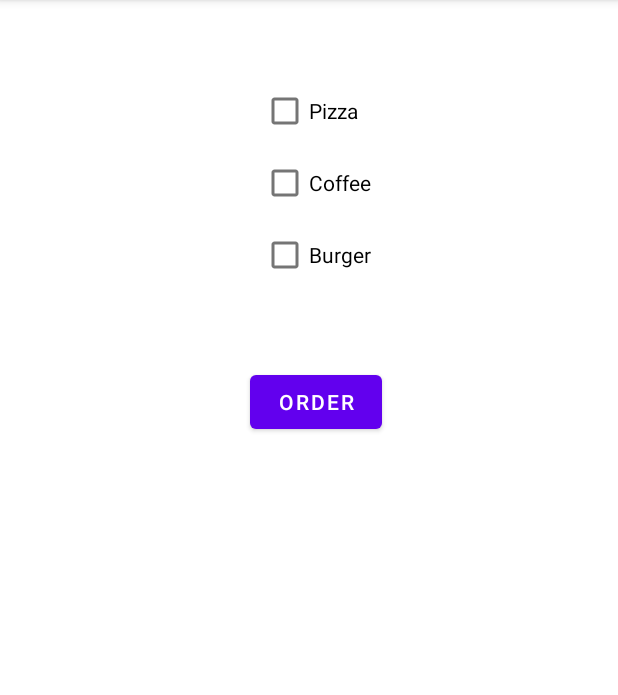
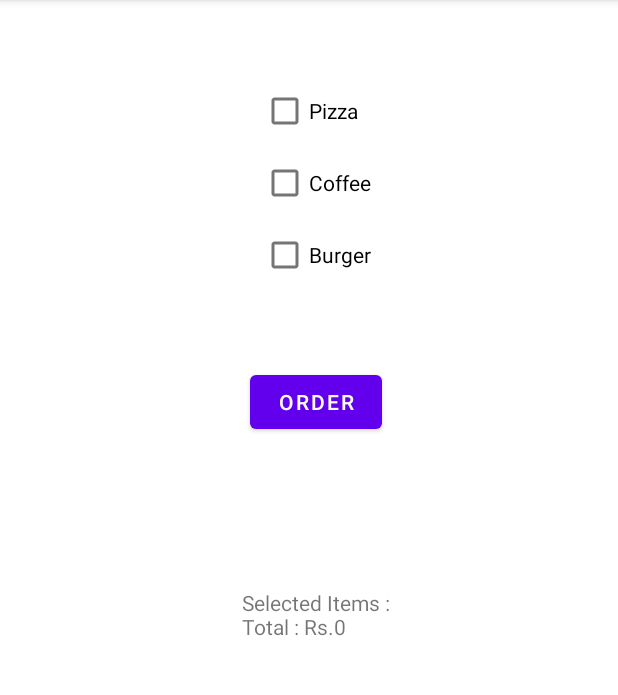
Before and after one commit to rajesh-pujari-improve10x/Android-Widgets, an Android app: the CheckBoxActivity screen opened directly, with no data from a screen before it, after a tap on "ORDER", on a phone screen of 412 x 824 dp, the part 84-779 px from its top. Run offline under Robolectric (Android 15) with nearby library versions, the phone set to English and light mode, and no system bars.

Commit message:
I modified in CheckBoxActivity Functionality

```diff
--- a/app/src/main/java/com/improve10x/myapplication/CheckBoxActivity.java
+++ b/app/src/main/java/com/improve10x/myapplication/CheckBoxActivity.java
@@ -21,17 +21,30 @@ public class CheckBoxActivity extends AppCompatActivity {
 
     private void handleOrder() {
         binding.orderBtn.setOnClickListener(view -> {
-            int totalAmount = 0;
-            if (binding.pizzaCb.isChecked()) {
-                totalAmount += 100;
-            }
-            if (binding.coffeeCb.isChecked()) {
-                totalAmount += 50;
-            }
-            if (binding.burgerCb.isChecked()) {
-                totalAmount += 120;
-            }
-            Toast.makeText(this, "Selected Items Total : " + totalAmount + " Rs", Toast.LENGTH_SHORT).show();
+            boolean isSelectedPizza = binding.pizzaCb.isChecked();
+            boolean isSelectedCoffee = binding.coffeeCb.isChecked();
+            boolean isSelectedBurger = binding.burgerCb.isChecked();
+            String orderDetails = createOrder(isSelectedPizza, isSelectedCoffee, isSelectedBurger);
+            binding.toastTxt.setText(orderDetails);
         });
     }
+
+    private String createOrder(boolean pizza, boolean coffee, boolean burger) {
+        int totalAmount = 0;
+        String orderDetails = "Selected Items :";
+        if (pizza) {
+            totalAmount += 100;
+            orderDetails += "\nPizza : Rs.100";
+        }
+        if (coffee) {
+            totalAmount += 50;
+            orderDetails += "\nCoffee : Rs.50";
+        }
+        if (burger) {
+            totalAmount += 120;
+            orderDetails += "\nBurger : Rs.120";
+        }
+        orderDetails += "\nTotal : Rs." + totalAmount;
+        return orderDetails;
+    }
 }
--- a/app/src/main/res/layout/activity_check_box.xml
+++ b/app/src/main/res/layout/activity_check_box.xml
@@ -49,4 +49,13 @@
         app:layout_constraintEnd_toEndOf="@+id/burger_cb"
         app:layout_constraintStart_toStartOf="@+id/burger_cb"
         app:layout_constraintTop_toBottomOf="@+id/burger_cb" />
+
+    <TextView
+        android:id="@+id/toast_txt"
+        android:layout_width="wrap_content"
+        android:layout_height="wrap_content"
+        android:layout_marginTop="100dp"
+        app:layout_constraintEnd_toEndOf="@+id/order_btn"
+        app:layout_constraintStart_toStartOf="@+id/order_btn"
+        app:layout_constraintTop_toBottomOf="@+id/order_btn" />
 </androidx.constraintlayout.widget.ConstraintLayout>
```
